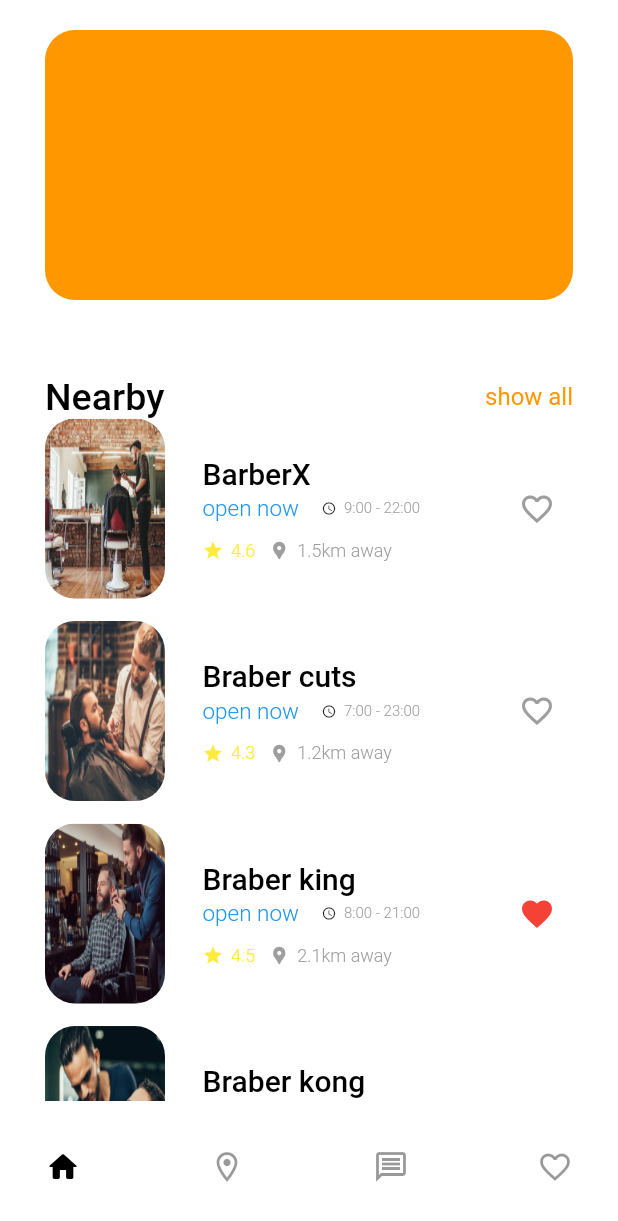
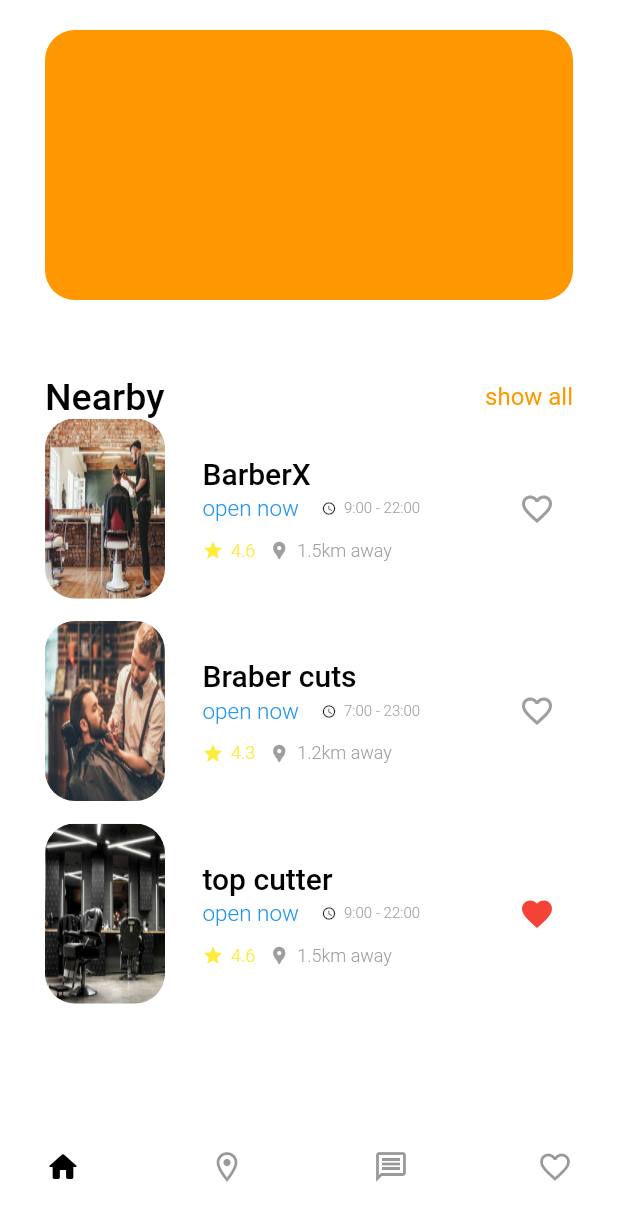
Before and after one commit to themanavshah/cuts, a Flutter app: the screen it shows after launch, scrolled down 504 dp, on a phone screen of 412 x 824 dp. Shown: the top 1221 px of the screen. Run offline on Flutter 3.47's test engine with Material 2 defaults, Android fonts, the light colour scheme and no system bars; our stand-ins replace flutter_riverpod.

Commit message:
done with logic part of favPage and nearbybarbs

```diff
--- a/lib/dummy_data/barber_shops_data.dart
+++ b/lib/dummy_data/barber_shops_data.dart
@@ -5,6 +5,7 @@ class Barber {
   String distance;
   String image;
   bool favorite = false;
+  int id;
 
   Barber({
     this.name,
@@ -13,11 +14,13 @@ class Barber {
     this.distance,
     this.favorite,
     this.image,
+    this.id,
   });
 }
 
 List<Barber> barberslist = [
   Barber(
+    id: 1,
     name: 'BarberX',
     openingTime: '9:00 - 22:00',
     rating: 4.6,
@@ -26,6 +29,7 @@ List<Barber> barberslist = [
     image: 'assets/barbers/barberX.png',
   ),
   Barber(
+    id: 2,
     name: 'Braber cuts ',
     openingTime: '7:00 - 23:00',
     rating: 4.3,
@@ -34,6 +38,7 @@ List<Barber> barberslist = [
     image: 'assets/barbers/barbercuts.png',
   ),
   Barber(
+    id: 3,
     name: 'Braber king',
     openingTime: '8:00 - 21:00',
     rating: 4.5,
@@ -42,6 +47,7 @@ List<Barber> barberslist = [
     image: 'assets/barbers/barberking.png',
   ),
   Barber(
+    id: 4,
     name: 'Braber kong',
     openingTime: '7:00 - 22:00',
     rating: 4.7,
@@ -50,6 +56,7 @@ List<Barber> barberslist = [
     image: 'assets/barbers/barberkong.png',
   ),
   Barber(
+    id: 5,
     name: 'top cutter',
     openingTime: '9:00 - 22:00',
     rating: 4.6,
--- /dev/null
+++ b/lib/dummy_data/user_dummy_data.dart
@@ -0,0 +1,52 @@
+import 'package:cuts/dummy_data/barber_shops_data.dart';
+
+List<Barber> favBarbers = [
+  Barber(
+    id: 3,
+    name: 'Braber king',
+    openingTime: '8:00 - 21:00',
+    rating: 4.5,
+    distance: '2.1',
+    favorite: true,
+    image: 'assets/barbers/barberking.png',
+  ),
+  Barber(
+    id: 5,
+    name: 'top cutter',
+    openingTime: '9:00 - 22:00',
+    rating: 4.6,
+    distance: '1.5',
+    favorite: true,
+    image: 'assets/barbers/topcutter.png',
+  ),
+];
+
+List<Barber> nearbyBrabers = [
+  Barber(
+    id: 1,
+    name: 'BarberX',
+    openingTime: '9:00 - 22:00',
+    rating: 4.6,
+    distance: '1.5',
+    favorite: false,
+    image: 'assets/barbers/barberX.png',
+  ),
+  Barber(
+    id: 2,
+    name: 'Braber cuts ',
+    openingTime: '7:00 - 23:00',
+    rating: 4.3,
+    distance: '1.2',
+    favorite: false,
+    image: 'assets/barbers/barbercuts.png',
+  ),
+  Barber(
+    id: 5,
+    name: 'top cutter',
+    openingTime: '9:00 - 22:00',
+    rating: 4.6,
+    distance: '1.5',
+    favorite: true,
+    image: 'assets/barbers/topcutter.png',
+  ),
+];
--- a/lib/screens/home_screen.dart
+++ b/lib/screens/home_screen.dart
@@ -1,5 +1,6 @@
 import 'package:cuts/dummy_data/actions_option_data.dart';
 import 'package:cuts/dummy_data/barber_shops_data.dart';
+import 'package:cuts/dummy_data/user_dummy_data.dart';
 import 'package:cuts/providers/state_provider.dart';
 import 'package:cuts/widgets/barber_widget.dart';
 import 'package:cuts/widgets/home_option_widget.dart';
@@ -159,14 +160,15 @@ class HomeScreen extends ConsumerWidget {
               ],
             ),
             Container(
-              height: ((120 * barberslist.length) + (15 * barberslist.length))
-                      .toDouble() +
-                  50,
+              height:
+                  ((120 * nearbyBrabers.length) + (15 * nearbyBrabers.length))
+                          .toDouble() +
+                      50,
               child: ListView.builder(
                 physics: const NeverScrollableScrollPhysics(),
                 //shrinkWrap: true,
                 //scrollDirection: Axis.horizontal,
-                itemCount: barberslist.length,
+                itemCount: nearbyBrabers.length,
                 itemBuilder: (BuildContext context, int index) => Padding(
                     padding: const EdgeInsets.only(bottom: 15),
                     child: BarberWidget(index)),
--- a/lib/widgets/barber_widget.dart
+++ b/lib/widgets/barber_widget.dart
@@ -1,25 +1,29 @@
 import 'package:cuts/dummy_data/barber_shops_data.dart';
+import 'package:cuts/dummy_data/user_dummy_data.dart';
 import 'package:cuts/providers/state_provider.dart';
 import 'package:flutter/material.dart';
+import 'package:flutter_riverpod/flutter_riverpod.dart';
 
-class BarberWidget extends StatefulWidget {
+class BarberWidget extends ConsumerWidget {
   int index;
   BarberWidget(this.index);
 
-  @override
-  _BarberWidgetState createState() => _BarberWidgetState();
-}
+//   @override
+//   _BarberWidgetState createState() => _BarberWidgetState();
+// }
 
   bool barberCheck(var favlis, Barber element) {
     for (var i = 0; i < favlis.length; i++) {
-    if (favlis[i] == element) return true;
+      if (favlis[i].id == element.id) return true;
     }
     return false;
   }
 
-class _BarberWidgetState extends State<BarberWidget> {
+//class _BarberWidgetState extends State<BarberWidget> {
   @override
-  Widget build(BuildContext context) {
+  Widget build(BuildContext context, ScopedReader watch) {
+    var favlist = watch(favListProv);
+    print("rebu8ild of barbWidget");
     return Container(
       child: Row(
         mainAxisAlignment: MainAxisAlignment.spaceBetween,
@@ -34,7 +38,7 @@ class _BarberWidgetState extends State<BarberWidget> {
                   color: Colors.grey.withOpacity(0.2),
                   image: DecorationImage(
                     fit: BoxFit.fill,
-                    image: AssetImage(barberslist[this.widget.index].image),
+                    image: AssetImage(nearbyBrabers[this.index].image),
                   ),
                 ),
                 // child: ClipRRect(
@@ -49,7 +53,7 @@ class _BarberWidgetState extends State<BarberWidget> {
                 crossAxisAlignment: CrossAxisAlignment.start,
                 children: [
                   Text(
-                    barberslist[this.widget.index].name,
+                    nearbyBrabers[this.index].name,
                     style: TextStyle(
                         color: Colors.black,
                         fontWeight: FontWeight.w500,
@@ -72,7 +76,7 @@ class _BarberWidgetState extends State<BarberWidget> {
                       ),
                       SizedBox(width: 5),
                       Text(
-                        barberslist[widget.index].openingTime,
+                        nearbyBrabers[index].openingTime,
                         style: TextStyle(
                             color: Colors.grey,
                             fontWeight: FontWeight.w300,
@@ -90,7 +94,7 @@ class _BarberWidgetState extends State<BarberWidget> {
                       ),
                       SizedBox(width: 5),
                       Text(
-                        barberslist[widget.index].rating.toString(),
+                        nearbyBrabers[index].rating.toString(),
                         style: TextStyle(
                             color: Colors.yellow,
                             fontWeight: FontWeight.w300,
@@ -104,7 +108,7 @@ class _BarberWidgetState extends State<BarberWidget> {
                       ),
                       SizedBox(width: 5),
                       Text(
-                        barberslist[widget.index].distance + 'km away',
+                        nearbyBrabers[index].distance + 'km away',
                         style: TextStyle(
                             color: Colors.grey,
                             fontWeight: FontWeight.w300,
@@ -118,20 +122,37 @@ class _BarberWidgetState extends State<BarberWidget> {
           ),
           IconButton(
             icon: Icon(
-              barberslist[widget.index].favorite
+              barberCheck(favlist, nearbyBrabers[index])
                   ? Icons.favorite
                   : Icons.favorite_border,
-              color:
-                  barberslist[widget.index].favorite ? Colors.red : Colors.grey,
+              color: barberCheck(favlist, nearbyBrabers[index])
+                  ? Colors.red
+                  : Colors.grey,
             ),
             onPressed: () {
-              setState(() {
-                barberCheck(favList, barberslist[widget.index])
-                    ? favList.remove(barberslist[widget.index])
-                    : favList.add(barberslist[widget.index]);
-                barberslist[widget.index].favorite =
-                    !barberslist[widget.index].favorite;
-              });
+              //print("1 " + favBarbers.toString());
+              print(nearbyBrabers[index].name);
+              print(context.read(favListProv.notifier).displayState());
+              // print(index);
+              // context
+              //     .read(favListProv.notifier)
+              //     .remove(nearbyBrabers[index].id);
+              //print(context.read(favListProv.notifier).displayState());
+              //favBarbers.add(nearbyBrabers[index]);
+              // barberCheck(favBarbers, nearbyBrabers[index])
+              //     ? favBarbers
+              //         .removeWhere((barb) => barb.id == nearbyBrabers[index].id)
+              //     : favBarbers.add(nearbyBrabers[index]);
+              barberCheck(favlist, nearbyBrabers[index])
+                  ? context
+                      .read(favListProv.notifier)
+                      .remove(nearbyBrabers[index].id)
+                  : context
+                      .read(favListProv.notifier)
+                      .add(nearbyBrabers[index]);
+              // // barberslist[index].favorite =
+              //     !barberslist[index].favorite;
+              //print("2 " + favBarbers.toString());
             },
           ),
         ],
```
Also changed, not shown: lib/providers/state_provider.dart (+38 -1 lines), lib/screens/favorite_screen.dart (+7 -6 lines), lib/widgets/barber_fav_widget.dart (+17 -7 lines). Lines whose indentation alone changed are shown as unchanged.
